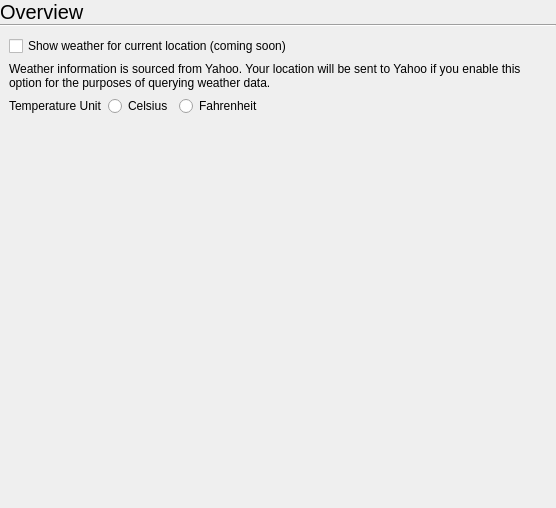
The window that statuscenter/OverviewPane/overviewsettings.ui (vicr123/theshell) describes before a commit, drawn with Qt 5.
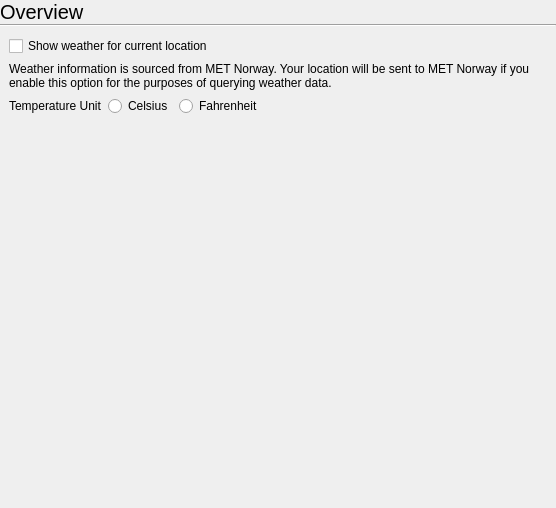
The same window after the commit.

The edit to the form file:
```diff
--- a/statuscenter/OverviewPane/overviewsettings.ui
+++ b/statuscenter/OverviewPane/overviewsettings.ui
@@ -71,7 +71,7 @@
      <item row="1" column="0">
       <widget class="QLabel" name="label_2">
        <property name="text">
-        <string>Weather information is sourced from Yahoo. Your location will be sent to Yahoo if you enable this option for the purposes of querying weather data.</string>
+        <string>Weather information is sourced from MET Norway. Your location will be sent to MET Norway if you enable this option for the purposes of querying weather data.</string>
        </property>
        <property name="wordWrap">
         <bool>true</bool>
@@ -81,7 +81,7 @@
      <item row="0" column="0">
       <widget class="QCheckBox" name="weatherCheckBox">
        <property name="text">
-        <string>Show weather for current location (coming soon)</string>
+        <string>Show weather for current location</string>
        </property>
       </widget>
      </item>
```
